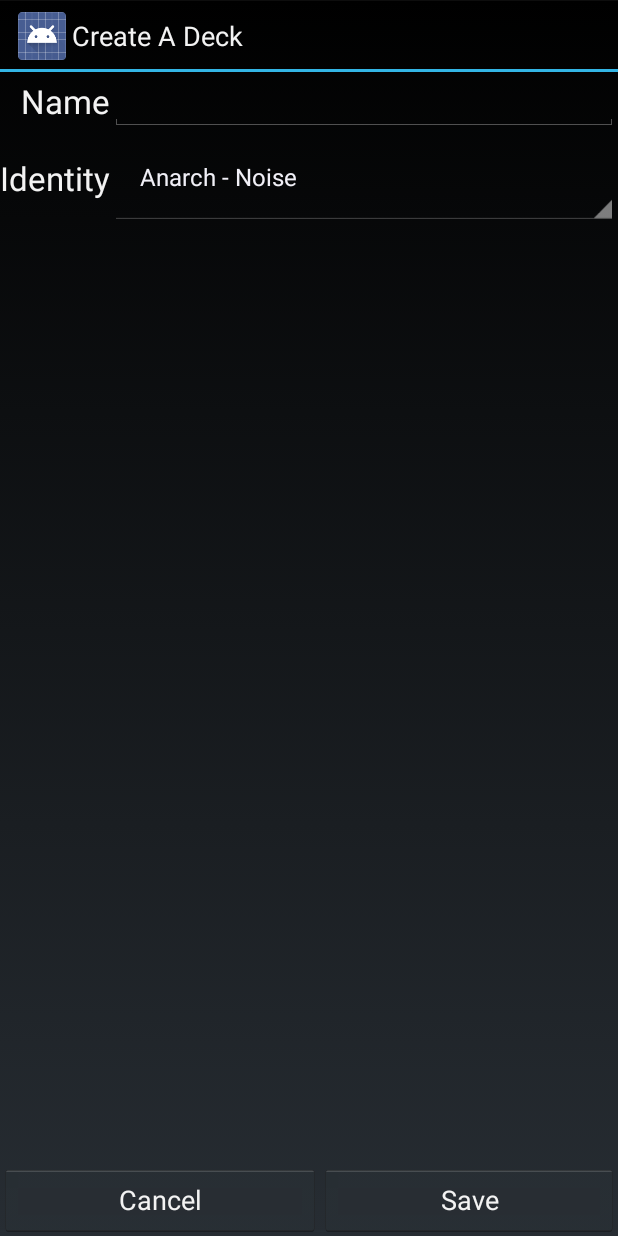
After one commit to kelnage/anr-run-tracker, an Android app: the DeckActivity screen opened directly, with no data from a screen before it, on a phone screen of 412 x 824 dp. The commit adds this screen. Run offline under Robolectric (Android 15) with nearby library versions, the phone set to English and light mode, and no system bars.

Commit message:
Adding deck management to games. TODO: finish deck list activity for editing and delete games. TODO: allow decks to be associated with games/matches.

```diff
--- a/src/main/java/uk/org/nickmoore/runtrack/database/DatabaseManager.java
+++ b/src/main/java/uk/org/nickmoore/runtrack/database/DatabaseManager.java
@@ -24,6 +24,7 @@ import android.database.sqlite.SQLiteDatabase;
 import android.database.sqlite.SQLiteOpenHelper;
 import android.util.Log;
 
+import uk.org.nickmoore.runtrack.model.Deck;
 import uk.org.nickmoore.runtrack.model.Faction;
 import uk.org.nickmoore.runtrack.model.Game;
 import uk.org.nickmoore.runtrack.model.GameEnd;
@@ -37,7 +38,7 @@ import uk.org.nickmoore.runtrack.model.Role;
  */
 public class DatabaseManager extends SQLiteOpenHelper {
     public static final String DATABASE_NAME = "NetrunnerTracker";
-    public static final int DATABASE_VERSION = 8;
+    public static final int DATABASE_VERSION = 9;
     public static final Class[] DATABASE_ENUMS = {Faction.class, GameEnd.class, Identity.class,
             Role.class};
 
@@ -157,6 +158,9 @@ public class DatabaseManager extends SQLiteOpenHelper {
             Log.i(getClass().getSimpleName(), sql);
             sqLiteDatabase.execSQL(sql);
         }
+        if(newVersion >= 9 && oldVersion < 9) {
+            converter.createTable(Deck.class);
+        }
         for (Class clazz : DATABASE_ENUMS) {
             try {
                 for (Object object : clazz.getEnumConstants()) {
--- /dev/null
+++ b/src/main/java/uk/org/nickmoore/runtrack/model/Deck.java
@@ -0,0 +1,50 @@
+/*
+ *  Copyright (C) 2013 Nick Moore
+ *
+ *  This file is part of RunTrack
+ *
+ *  RunTrack is free software: you can redistribute
+ *  it and/or modify it under the terms of the GNU General Public License
+ *  as published by the Free Software Foundation, either version 3 of the
+ *  License, or (at your option) any later version.
+ *
+ *  This program is distributed in the hope that it will be useful,
+ *  but WITHOUT ANY WARRANTY; without even the implied warranty of
+ *  MERCHANTABILITY or FITNESS FOR A PARTICULAR PURPOSE.  See the
+ *  GNU General Public License for more details.
+ *
+ *  You should have received a copy of the GNU General Public License
+ *  along with this program.  If not, see <http://www.gnu.org/licenses/>.
+ */
+
+package uk.org.nickmoore.runtrack.model;
+
+import android.content.Context;
+
+import java.io.Serializable;
+
+import uk.org.nickmoore.runtrack.database.Instantiable;
+
+/**
+ *
+ */
+public class Deck extends Instantiable implements Serializable {
+    public String name = "";
+    public Identity identity = Identity.NOISE;
+
+    public Deck() {
+        setId(0);
+    }
+
+    public Deck(long id) {
+        setId(id);
+    }
+
+    @Override
+    public CharSequence toCharSequence(Context context, boolean shortVersion) {
+        if(isInstantiated()) {
+            return name;
+        }
+        return Long.toString(getId());
+    }
+}
--- a/src/main/java/uk/org/nickmoore/runtrack/model/Identity.java
+++ b/src/main/java/uk/org/nickmoore/runtrack/model/Identity.java
@@ -121,4 +121,18 @@ public enum Identity implements Stringable {
         return Identity.values();
     }
 
+    public static Identity[] getIdentities() {
+        return new Identity[] {
+                NOISE, WHIZZARD, REINA_ROJA,
+                GABRIEL_SANTIAGO, ANDROMEDA, LARAMY_FISK,
+                KATE_MAC_MACCAFFREY, CHAOS_THEORY, KIT, THE_PROFESSOR, EXILE, THE_COLLECTIVE,
+                ENGINEERING_THE_FUTURE, STRONGER_TOGETHER, NEXT_DESIGN, CUSTOM_BIOTICS,
+                CEREBRAL_IMAGING,
+                PERSONAL_EVOLUTION, REPLICATING_PERFECTION,
+                MAKING_NEWS, THE_WORLD_IS_YOURS,
+                BUILDING_A_BETTER_WORLD, BECAUSE_WE_BUILT_IT, GRNDL
+
+        };
+    }
+
 }
--- /dev/null
+++ b/src/main/java/uk/org/nickmoore/runtrack/ui/DeckActivity.java
@@ -0,0 +1,158 @@
+/*
+ *  Copyright (C) 2013 Nick Moore
+ *
+ *  This file is part of RunTrack
+ *
+ *  RunTrack is free software: you can redistribute
+ *  it and/or modify it under the terms of the GNU General Public License
+ *  as published by the Free Software Foundation, either version 3 of the
+ *  License, or (at your option) any later version.
+ *
+ *  This program is distributed in the hope that it will be useful,
+ *  but WITHOUT ANY WARRANTY; without even the implied warranty of
+ *  MERCHANTABILITY or FITNESS FOR A PARTICULAR PURPOSE.  See the
+ *  GNU General Public License for more details.
+ *
+ *  You should have received a copy of the GNU General Public License
+ *  along with this program.  If not, see <http://www.gnu.org/licenses/>.
+ */
+
+package uk.org.nickmoore.runtrack.ui;
+
+import android.app.Activity;
+import android.os.Bundle;
+import android.view.Display;
+import android.view.View;
+import android.widget.AdapterView;
+import android.widget.Button;
+import android.widget.EditText;
+import android.widget.Spinner;
+
+import uk.org.nickmoore.runtrack.R;
+import uk.org.nickmoore.runtrack.database.DatabaseManager;
+import uk.org.nickmoore.runtrack.database.NoSuchInstanceException;
+import uk.org.nickmoore.runtrack.database.SQLiteClassConverter;
+import uk.org.nickmoore.runtrack.database.UnmanageableClassException;
+import uk.org.nickmoore.runtrack.model.Deck;
+import uk.org.nickmoore.runtrack.model.Identity;
+
+/**
+ *
+ */
+public class DeckActivity extends Activity implements Button.OnClickListener,
+        EditText.OnFocusChangeListener, Spinner.OnItemSelectedListener {
+    private boolean disableUpdates = false;
+    private Deck deck;
+    private Button cancel;
+    private Button confirm;
+    private EditText deckName;
+    private Spinner identity;
+    private SQLiteClassConverter converter;
+
+    @SuppressWarnings("deprecation")
+    @Override
+    protected void onCreate(Bundle savedInstanceState) {
+        super.onCreate(savedInstanceState);
+        setContentView(R.layout.deck);
+        Display display = getWindowManager().getDefaultDisplay();
+        boolean shortTitles = display.getWidth() <= 320;
+        cancel = (Button) findViewById(R.id.cancel);
+        cancel.setOnClickListener(this);
+        confirm = (Button) findViewById(R.id.save);
+        confirm.setOnClickListener(this);
+        deckName = (EditText) findViewById(R.id.deck_name);
+        deckName.setOnFocusChangeListener(this);
+        identity = (Spinner) findViewById(R.id.identity);
+        identity.setOnItemSelectedListener(this);
+        identity.setAdapter(new StringableAdapter(getApplicationContext(), Identity.getIdentities(),
+                shortTitles));
+        converter = new SQLiteClassConverter(
+                new DatabaseManager(getApplicationContext()).getWritableDatabase());
+        if(getIntent().hasExtra("deck")) {
+            deck = (Deck) getIntent().getSerializableExtra("deck");
+            if(deck == null) {
+                deck = new Deck();
+            }
+            else if(!deck.isInstantiated()) {
+                try {
+                    converter.retrieve(deck);
+                } catch(UnmanageableClassException ex) {
+                    // TODO
+                } catch(NoSuchInstanceException ex) {
+                    // TODO
+                }
+            }
+        }
+        else {
+            deck = new Deck();
+        }
+        loadDeck();
+    }
+
+    private void loadDeck() {
+        disableUpdates = true;
+        deckName.setText(deck.name);
+        identity.setSelection(
+                ((StringableAdapter) identity.getAdapter()).getPositionForItem(deck.identity),
+                false);
+        disableUpdates = false;
+    }
+
+    @Override
+    protected void onResume() {
+        super.onResume();
+        setTitle(getString(R.string.deck_activity_label,
+                (deck == null || deck.getId() == 0) ? "Create" : "Edit"));
+    }
+
+    @Override
+    public void onClick(View view) {
+        if(view.equals(cancel)) {
+            finish();
+        }
+        if(view.equals(confirm)) {
+            updateDeckName();
+            try {
+                converter.store(deck);
+                finish();
+            } catch(UnmanageableClassException ex) {
+                // TODO
+            }
+        }
+    }
+
+    private void updateDeckName() {
+        if(deckName.getText() != null) {
+            deck.name = deckName.getText().toString();
+        }
+        else {
+            deck.name = "";
+        }
+    }
+
+    @Override
+    public void onFocusChange(View view, boolean b) {
+        if(disableUpdates) return;
+        if(view.equals(deckName)) {
+            updateDeckName();
+        }
+    }
+
+    @Override
+    public void onItemSelected(AdapterView<?> adapterView, View view, int i, long l) {
+        if(disableUpdates) return;
+        if(adapterView.equals(identity)) {
+            deck.identity = (Identity) identity.getItemAtPosition(i);
+        }
+    }
+
+    @Override
+    public void onNothingSelected(AdapterView<?> adapterView) {
+        // TODO
+    }
+
+    @Override
+    protected void onDestroy() {
+        super.onDestroy();
+    }
+}
--- a/src/main/java/uk/org/nickmoore/runtrack/ui/MainActivity.java
+++ b/src/main/java/uk/org/nickmoore/runtrack/ui/MainActivity.java
@@ -44,6 +44,7 @@ public class MainActivity extends Activity implements View.OnClickListener {
     private Button newMatch;
     private Button statistics;
     private Button history;
+    private Button deckManagement;
 
     @Override
     protected void onCreate(Bundle savedInstanceState) {
@@ -57,6 +58,8 @@ public class MainActivity extends Activity implements View.OnClickListener {
         statistics.setOnClickListener(this);
         history = (Button) findViewById(R.id.history);
         history.setOnClickListener(this);
+        deckManagement = (Button) findViewById(R.id.deckManagement);
+        deckManagement.setOnClickListener(this);
         converter = new SQLiteClassConverter(
                 new DatabaseManager(getApplicationContext()).getWritableDatabase());
     }
@@ -119,6 +122,9 @@ public class MainActivity extends Activity implements View.OnClickListener {
         } else if (view.equals(statistics)) {
             intent.setClass(getApplicationContext(), PlayerStatsActivity.class);
             startActivity(intent);
+        } else if (view.equals(deckManagement)) {
+            intent.setClass(getApplicationContext(), DeckListActivity.class);
+            startActivity(intent);
         }
     }
 }
--- /dev/null
+++ b/src/main/res/layout/deck.xml
@@ -0,0 +1,93 @@
+<?xml version="1.0" encoding="utf-8"?>
+<!--
+
+Copyright (C) 2013 Nick Moore
+
+This file is part of ANR Run Tracker
+
+ANR Run Tracker is free software: you can redistribute it and/or modify
+it under the terms of the GNU General Public License as published by
+the Free Software Foundation, either version 3 of the License, or
+(at your option) any later version.
+
+This program is distributed in the hope that it will be useful,
+but WITHOUT ANY WARRANTY; without even the implied warranty of
+MERCHANTABILITY or FITNESS FOR A PARTICULAR PURPOSE.  See the
+GNU General Public License for more details.
+
+You should have received a copy of the GNU General Public License
+along with this program.  If not, see <http://www.gnu.org/licenses/>.
+
+-->
+<LinearLayout xmlns:android="http://schemas.android.com/apk/res/android"
+    android:orientation="vertical" android:layout_width="fill_parent"
+    android:layout_height="fill_parent">
+    <ScrollView
+        android:layout_width="fill_parent"
+        android:layout_height="0dp"
+        android:fillViewport="true"
+        android:layout_weight="1">
+        <TableLayout
+            android:layout_width="fill_parent"
+            android:layout_height="wrap_content"
+            android:stretchColumns="1"
+            android:shrinkColumns="*">
+            <TableRow
+                android:layout_width="fill_parent"
+                android:layout_height="fill_parent">
+                <TextView
+                    android:layout_width="wrap_content"
+                    android:layout_height="wrap_content"
+                    android:textAppearance="?android:attr/textAppearanceLarge"
+                    android:text="@string/name"
+                    android:layout_gravity="center_vertical|right" />
+                <EditText
+                    android:layout_width="fill_parent"
+                    android:layout_height="wrap_content"
+                    android:id="@+id/deck_name"
+                    android:inputType="textCapWords"/>
+            </TableRow>
+
+            <TableRow
+                android:layout_width="fill_parent"
+                android:layout_height="fill_parent">
+                <TextView
+                    android:layout_width="wrap_content"
+                    android:layout_height="wrap_content"
+                    android:textAppearance="?android:attr/textAppearanceLarge"
+                    android:text="@string/identity"
+                    android:layout_gravity="center_vertical|right" />
+
+                <Spinner
+                    android:layout_width="fill_parent"
+                    android:layout_height="wrap_content"
+                    android:id="@+id/identity"
+                    android:spinnerMode="dropdown" />
+            </TableRow>
+        </TableLayout>
+    </ScrollView>
+
+    <LinearLayout
+        android:layout_width="fill_parent"
+        android:layout_height="wrap_content"
+        android:orientation="horizontal"
+        android:gravity="center_horizontal|top"
+        android:layout_weight="0">
+
+        <Button
+            android:layout_width="wrap_content"
+            android:layout_height="wrap_content"
+            android:text="@string/cancel"
+            android:id="@+id/cancel"
+            android:layout_gravity="center"
+            android:layout_weight="1.0" />
+
+        <Button
+            android:layout_width="wrap_content"
+            android:layout_height="wrap_content"
+            android:text="@string/save"
+            android:id="@+id/save"
+            android:layout_gravity="center"
+            android:layout_weight="1.0" />
+    </LinearLayout>
+</LinearLayout>
--- a/src/main/res/values/strings.xml
+++ b/src/main/res/values/strings.xml
@@ -120,5 +120,12 @@ along with this program.  If not, see <http://www.gnu.org/licenses/>.
     <string name="game_type">Type</string>
     <string name="casual">Casual</string>
     <string name="competitive">Competitive</string>
+    <string name="deck_management">Your Decks</string>
+    <string name="deck">Deck</string>
+    <string name="add_deck">Add a deck</string>
+    <string name="name">Name</string>
+    <string name="identity">Identity</string>
+    <string name="deck_list_activity_label">Your Decks</string>
+    <string name="deck_activity_label">%s A Deck</string>
 
 </resources>
```
Also changed, not shown: src/main/AndroidManifest.xml (+13 -0 lines), src/main/java/uk/org/nickmoore/runtrack/ui/DeckListActivity.java (added, +128 -0 lines), src/main/res/layout/main.xml (+8 -0 lines), src/main/res/menu/decklist.xml (added, +29 -0 lines).
